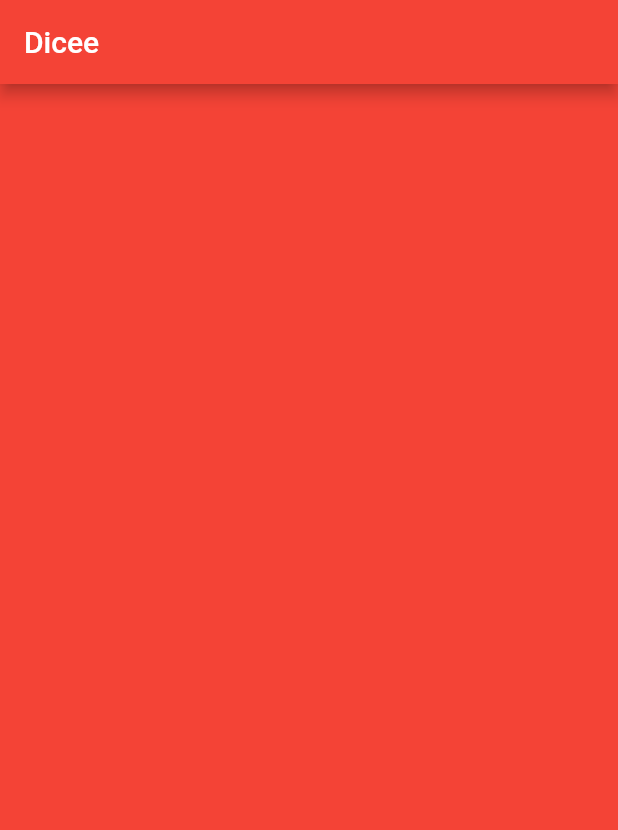
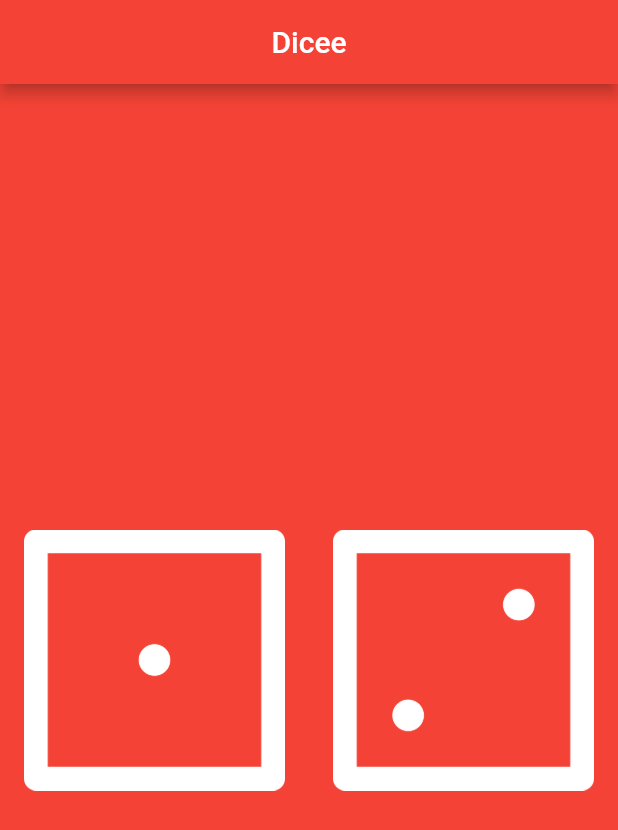
Before and after one commit to Dzaky02/dicee_flutter, a Flutter app: the screen it shows after launch, on a phone screen of 412 x 824 dp. Shown: the top 830 px of the screen. Run offline on Flutter 3.47's test engine with Material 2 defaults, Android fonts, the phone set to English and light mode, and no system bars.

Commit message:
Prepared onPress.

```diff
--- a/lib/main.dart
+++ b/lib/main.dart
@@ -10,10 +10,13 @@ class App extends StatelessWidget {
   @override
   Widget build(BuildContext context) {
     return MaterialApp(
+      theme: ThemeData(platform: TargetPlatform.android),
       home: Scaffold(
         backgroundColor: Colors.red,
         appBar: AppBar(
-          title: Text('Dicee'),
+          title: Center(
+            child: Text('Dicee'),
+          ),
           backgroundColor: Colors.red,
         ),
         body: DicePage(),
@@ -25,6 +28,32 @@ class App extends StatelessWidget {
 class DicePage extends StatelessWidget {
   @override
   Widget build(BuildContext context) {
-    return Container();
+    return Center(
+      child: Row(
+        children: [
+          Expanded(
+            child: Padding(
+              padding: const EdgeInsets.all(16.0),
+              child: InkWell(
+                onTap: () {
+                  //
+                },
+                child: Image.asset('assets/images/dice1.png'),),
+            ),
+          ),
+          Expanded(
+            child: Padding(
+              padding: const EdgeInsets.all(16.0),
+              child: InkWell(
+                onTap: () {
+                  //
+                },
+                child: Image.asset('assets/images/dice2.png'),
+              ),
+            ),
+          ),
+        ],
+      ),
+    );
   }
 }
```
